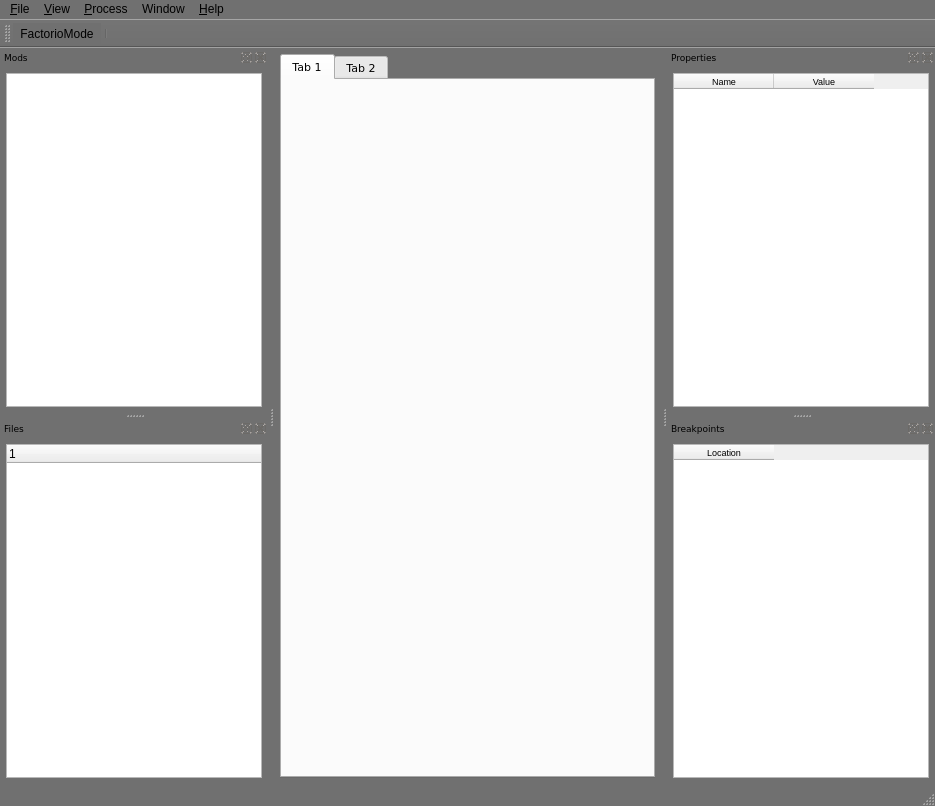
Old version of the form fdb/mainwindow.ui in the repository mjml/fdb.
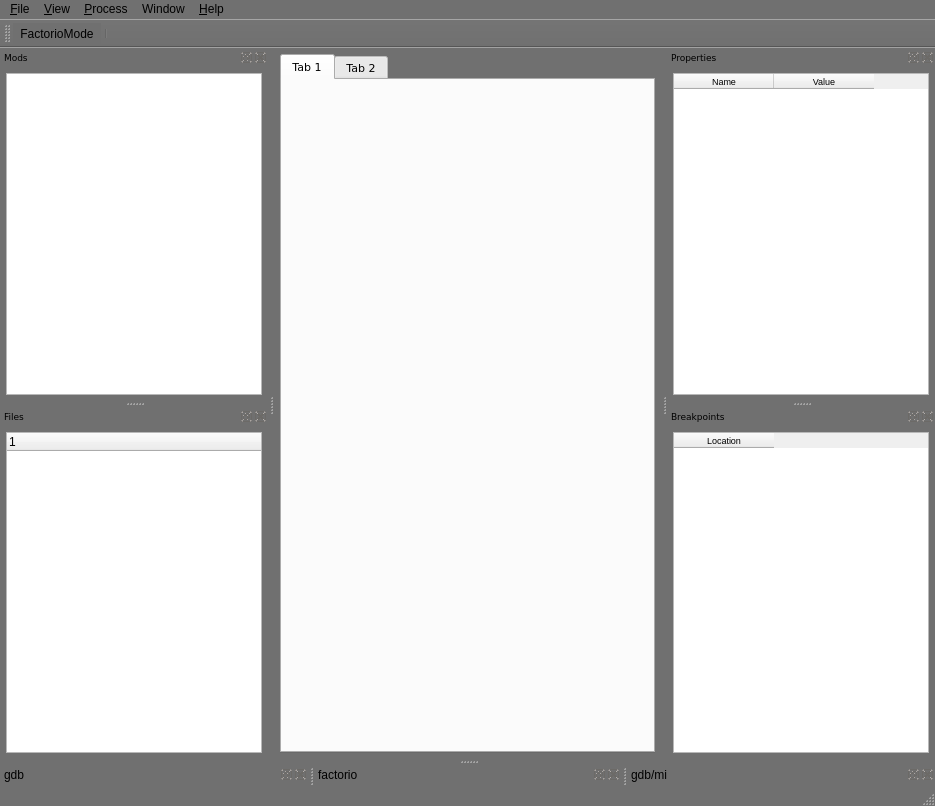
New version of the form. Icons and pictures are not drawn. Custom widgets are drawn as their Qt base class.

Commit message: Quite a bit of work, but terminal IO is almost complete. Input is still not going through, but I think the pty settings need to be double checked. Output is fairly solid, although the io thread is blocking on long sequences of writes that exceed the kernel buffer

```diff
--- a/fdb/mainwindow.ui
+++ b/fdb/mainwindow.ui
@@ -349,6 +349,30 @@
     </layout>
    </widget>
   </widget>
+  <widget class="QTerminalDock" name="gdbDock">
+   <property name="windowTitle">
+    <string>gdb</string>
+   </property>
+   <attribute name="dockWidgetArea">
+    <number>8</number>
+   </attribute>
+  </widget>
+  <widget class="QTerminalDock" name="factorioDock">
+   <property name="windowTitle">
+    <string>factorio</string>
+   </property>
+   <attribute name="dockWidgetArea">
+    <number>8</number>
+   </attribute>
+  </widget>
+  <widget class="QTerminalDock" name="gdbmiDock">
+   <property name="windowTitle">
+    <string>gdb/mi</string>
+   </property>
+   <attribute name="dockWidgetArea">
+    <number>8</number>
+   </attribute>
+  </widget>
   <action name="actionFactorioMode">
    <property name="icon">
     <iconset resource="fdbresources.qrc">
@@ -408,6 +432,14 @@
   <zorder>filesDock</zorder>
  </widget>
  <layoutdefault spacing="6" margin="11"/>
+ <customwidgets>
+  <customwidget>
+   <class>QTerminalDock</class>
+   <extends>QDockWidget</extends>
+   <header>gui/QTerminalDock.h</header>
+   <container>1</container>
+  </customwidget>
+ </customwidgets>
  <resources>
   <include location="fdbresources.qrc"/>
  </resources>
```
Left out of the diff: 184 changed lines with no effect on the pictures. The commit also changes 13 other files.
